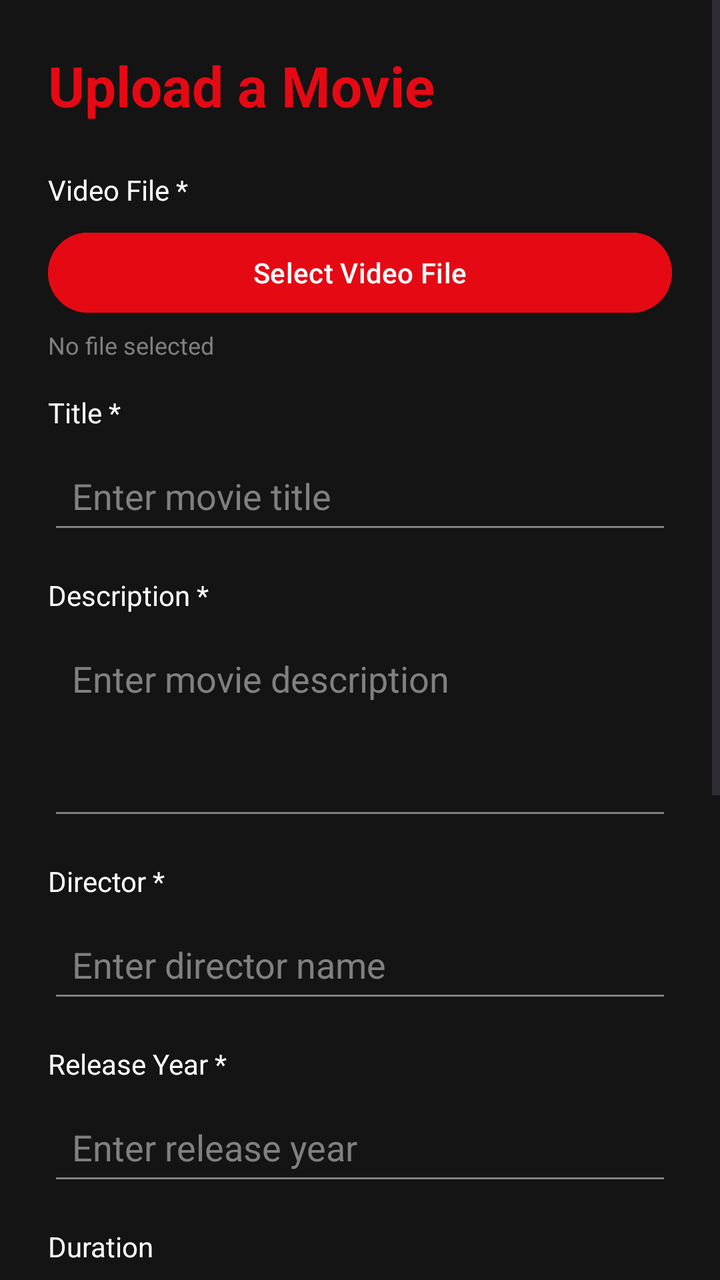
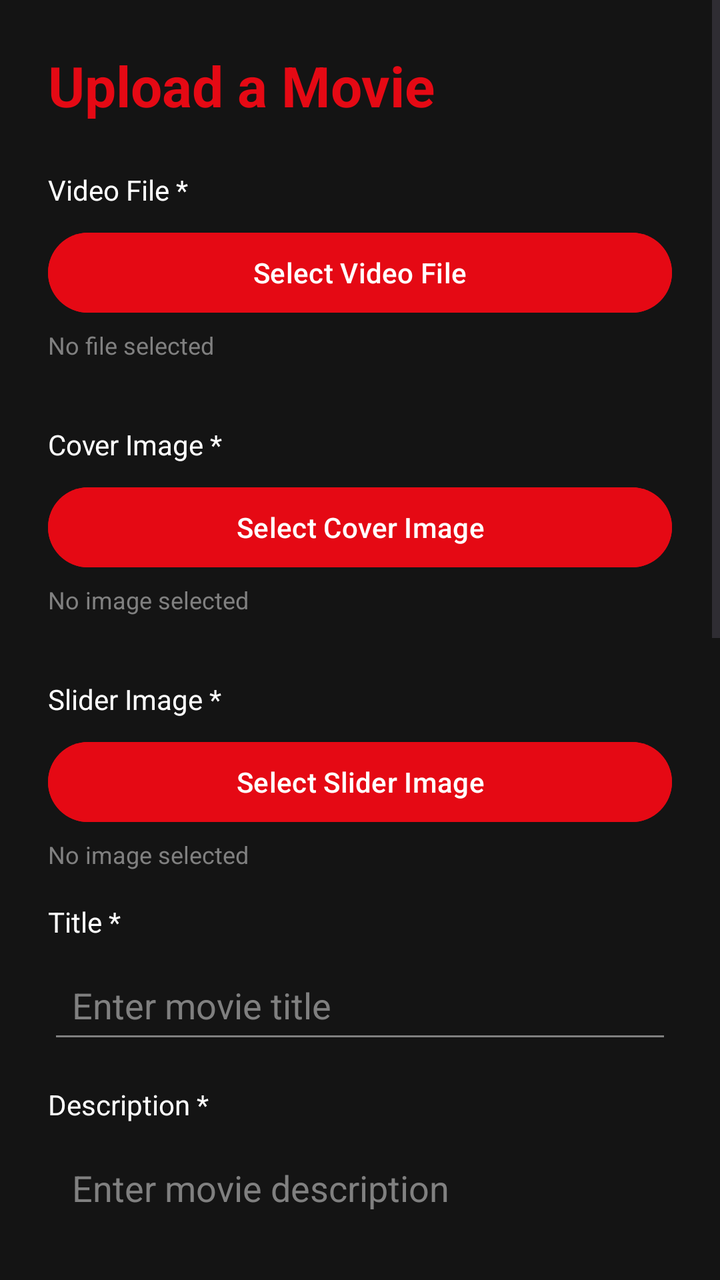

The first picture is an Android layout as it rendered before a commit; the second is the same layout after the commit. The layout source and the unified diff follow.
<!-- AndroidManifest.xml: application theme Theme.CmsApp -->
<!-- res/layout/activity_movie_upload.xml -->
<ScrollView xmlns:android="http://schemas.android.com/apk/res/android"
    xmlns:tools="http://schemas.android.com/tools"
    android:layout_width="match_parent"
    android:layout_height="match_parent"
    android:background="#141414"
    android:fillViewport="true"
    tools:context=".MovieUploadActivity">

    <LinearLayout
        android:layout_width="match_parent"
        android:layout_height="wrap_content"
        android:orientation="vertical"
        android:padding="24dp">

        
        <TextView
            android:layout_width="wrap_content"
            android:layout_height="wrap_content"
            android:text="Upload a Movie"
            android:textSize="28sp"
            android:textStyle="bold"
            android:textColor="#E50914"
            android:layout_marginBottom="24dp" />

        
        <TextView
            android:layout_width="wrap_content"
            android:layout_height="wrap_content"
            android:text="Video File *"
            android:textColor="#FFFFFF"
            android:textSize="14sp"
            android:layout_marginBottom="8dp" />

        <Button
            android:id="@+id/btnSelectVideo"
            android:layout_width="match_parent"
            android:layout_height="wrap_content"
            android:text="Select Video File"
            android:textColor="#FFFFFF"
            android:backgroundTint="#E50914"
            android:textAllCaps="false"
            android:layout_marginBottom="4dp" />

        <TextView
            android:id="@+id/tvSelectedFile"
            android:layout_width="wrap_content"
            android:layout_height="wrap_content"
            android:text="No file selected"
            android:textColor="#808080"
            android:textSize="12sp"
            android:layout_marginBottom="16dp" />

        
        <TextView
            android:layout_width="wrap_content"
            android:layout_height="wrap_content"
            android:text="Title * "
            android:textColor="#FFFFFF"
            android:textSize="14sp"
            android:layout_marginBottom="8dp" />

        <EditText
            android:id="@+id/etTitle"
            android:layout_width="match_parent"
            android:layout_height="wrap_content"
            android:hint="Enter movie title"
            android:textColor="#FFFFFF"
            android:textColorHint="#808080"
            android:backgroundTint="#808080"
            android:padding="12dp"
            android:layout_marginBottom="16dp" />

        
        <TextView
            android:layout_width="wrap_content"
            android:layout_height="wrap_content"
            android:text="Description *"
            android:textColor="#FFFFFF"
            android:textSize="14sp"
            android:layout_marginBottom="8dp" />

        <EditText
            android:id="@+id/etDescription"
            android:layout_width="match_parent"
            android:layout_height="100dp"
            android:hint="Enter movie description"
            android:textColor="#FFFFFF"
            android:textColorHint="#808080"
            android:backgroundTint="#808080"
            android:padding="12dp"
            android:gravity="top"
            android:inputType="textMultiLine"
            android:layout_marginBottom="16dp" />

        
        <TextView
            android:layout_width="wrap_content"
            android:layout_height="wrap_content"
            android:text="Director *"
            android:textColor="#FFFFFF"
            android:textSize="14sp"
            android:layout_marginBottom="8dp" />

        <EditText
            android:id="@+id/etDirector"
            android:layout_width="match_parent"
            android:layout_height="wrap_content"
            android:hint="Enter director name"
            android:textColor="#FFFFFF"
            android:textColorHint="#808080"
            android:backgroundTint="#808080"
            android:padding="12dp"
            android:layout_marginBottom="16dp" />

        
        <TextView
            android:layout_width="wrap_content"
            android:layout_height="wrap_content"
            android:text="Release Year *"
            android:textColor="#FFFFFF"
            android:textSize="14sp"
            android:layout_marginBottom="8dp" />

        
        <EditText
            android:id="@+id/etReleaseYear"
            android:layout_width="match_parent"
            android:layout_height="wrap_content"
            android:layout_marginBottom="16dp"
            android:backgroundTint="#808080"
            android:hint="Enter release year"
            android:inputType="number"
            android:padding="12dp"
            android:textColor="#FFFFFF"
            android:textColorHint="#808080" />

        <TextView
            android:layout_width="wrap_content"
            android:layout_height="wrap_content"
            android:text="Duration"
            android:textColor="#FFFFFF"
            android:textSize="14sp"
            android:layout_marginBottom="8dp" />

        <EditText
            android:id="@+id/etDuration"
            android:layout_width="match_parent"
            android:layout_height="wrap_content"
            android:textColor="#FFFFFF"
            android:hint="Enter duration in minutes"
            android:textColorHint="#808080"
            android:backgroundTint="#808080"
            android:padding="12dp"
            android:inputType="number"
            android:layout_marginBottom="16dp" />

        
        <TextView
            android:layout_width="wrap_content"
            android:layout_height="wrap_content"
            android:text="Rating (0-5)"
            android:textColor="#FFFFFF"
            android:textSize="14sp"
            android:layout_marginBottom="8dp" />

        <EditText
            android:id="@+id/etRating"
            android:layout_width="match_parent"
            android:layout_height="wrap_content"
            android:textColor="#FFFFFF"
            android:textColorHint="#808080"
            android:backgroundTint="#808080"
            android:hint="Enter your rating to the movie"
            android:padding="12dp"
            android:inputType="numberDecimal"
            android:layout_marginBottom="16dp" />

        
        <TextView
            android:layout_width="wrap_content"
            android:layout_height="wrap_content"
            android:text="Classification"
            android:textColor="#FFFFFF"
            android:textSize="14sp"
            android:layout_marginBottom="8dp" />

        <Spinner
            android:id="@+id/spinnerClassification"
            android:layout_width="match_parent"
            android:layout_height="wrap_content"
            android:textColor="#FFFFFF"
            android:padding="12dp"
            android:backgroundTint="#808080"
            android:layout_marginBottom="24dp" />

        
        <ProgressBar
            android:id="@+id/progressBar"
            android:layout_width="match_parent"
            android:layout_height="wrap_content"
            android:visibility="gone"
            android:layout_marginBottom="16dp" />

        <TextView
            android:id="@+id/tvUploadStatus"
            android:layout_width="wrap_content"
            android:layout_height="wrap_content"
            android:text=""
            android:textColor="#FFFFFF"
            android:textSize="14sp"
            android:layout_gravity="center"
            android:layout_marginBottom="16dp"
            android:visibility="gone" />

        
        <Button
            android:id="@+id/btnUpload"
            android:layout_width="match_parent"
            android:layout_height="60dp"
            android:text="Upload Movie"
            android:textColor="#FFFFFF"
            android:backgroundTint="#E50914"
            android:textSize="16sp"
            android:textAllCaps="false"
            android:layout_marginBottom="16dp" />

        <TextView
            android:layout_width="wrap_content"
            android:layout_height="wrap_content"
            android:text="* Required fields\n\nNote: The backend will automatically generate a 360p version of your video."
            android:textColor="#808080"
            android:textSize="12sp"
            android:layout_gravity="center"
            android:gravity="center" />

    </LinearLayout>

</ScrollView>
<!-- resources referenced by this layout -->
<resources>
  <style name="Theme.CmsApp" parent="Base.Theme.CmsApp" />
  <style name="Base.Theme.CmsApp" parent="Theme.Material3.DayNight.NoActionBar">
          
          
      </style>
</resources>

<!-- the commit's change to res/layout/activity_movie_upload.xml (unified diff, before → after) -->
@@ -54,6 +54,64 @@
         <TextView
             android:layout_width="wrap_content"
             android:layout_height="wrap_content"
+            android:text="Cover Image *"
+            android:textColor="#FFFFFF"
+            android:textSize="14sp"
+            android:layout_marginTop="16dp"
+            android:layout_marginBottom="8dp" />
+
+        <Button
+            android:id="@+id/btnSelectCoverImage"
+            android:layout_width="match_parent"
+            android:layout_height="wrap_content"
+            android:text="Select Cover Image"
+            android:textColor="#FFFFFF"
+            android:backgroundTint="#E50914"
+            android:textAllCaps="false"
+            android:layout_marginBottom="4dp" />
+
+        <TextView
+            android:id="@+id/tvSelectedCoverImage"
+            android:layout_width="wrap_content"
+            android:layout_height="wrap_content"
+            android:text="No image selected"
+            android:textColor="#808080"
+            android:textSize="12sp"
+            android:layout_marginBottom="16dp" />
+
+        
+        <TextView
+            android:layout_width="wrap_content"
+            android:layout_height="wrap_content"
+            android:text="Slider Image *"
+            android:textColor="#FFFFFF"
+            android:textSize="14sp"
+            android:layout_marginTop="16dp"
+            android:layout_marginBottom="8dp" />
+
+        <Button
+            android:id="@+id/btnSelectSliderImage"
+            android:layout_width="match_parent"
+            android:layout_height="wrap_content"
+            android:text="Select Slider Image"
+            android:textColor="#FFFFFF"
+            android:backgroundTint="#E50914"
+            android:textAllCaps="false"
+            android:layout_marginBottom="4dp" />
+
+        <TextView
+            android:id="@+id/tvSelectedSliderImage"
+            android:layout_width="wrap_content"
+            android:layout_height="wrap_content"
+            android:text="No image selected"
+            android:textColor="#808080"
+            android:textSize="12sp"
+            android:layout_marginBottom="16dp" />
+
+        
+        <TextView
+            android:layout_width="wrap_content"
+            android:layout_height="wrap_content"
             android:text="Title * "
             android:textColor="#FFFFFF"
             android:textSize="14sp"
